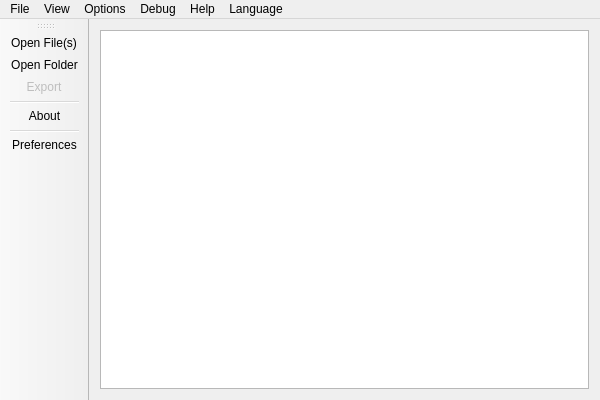
Qt form Source/GUI/Qt/mainwindow.ui (beppec56/MediaInfo-git_svn) before a commit.
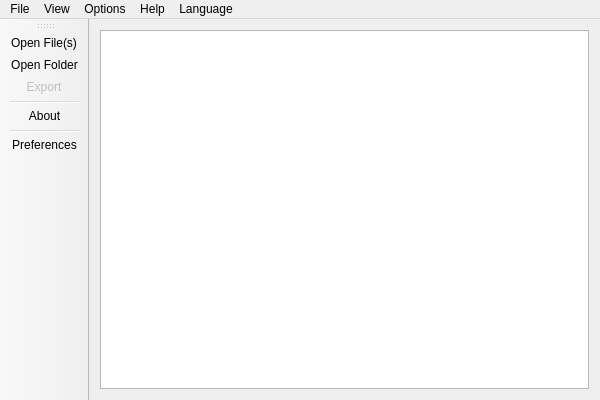
The same form after that commit. Icons and pictures are not drawn.

Patch:
```diff
--- a/Source/GUI/Qt/mainwindow.ui
+++ b/Source/GUI/Qt/mainwindow.ui
@@ -70,11 +70,6 @@
     <addaction name="actionPreferences"/>
     <addaction name="actionReset_field_sizes"/>
     <addaction name="actionAdapt_columns_to_content"/>
-   </widget>
-   <widget class="QMenu" name="menuDebug">
-    <property name="title">
-     <string>Debug</string>
-    </property>
     <addaction name="actionAdvanced_Mode"/>
    </widget>
    <widget class="QMenu" name="menuLanguage">
@@ -87,7 +82,6 @@
    <addaction name="menuFile"/>
    <addaction name="menuView"/>
    <addaction name="menuOptions"/>
-   <addaction name="menuDebug"/>
    <addaction name="menuHelp"/>
    <addaction name="menuLanguage"/>
   </widget>
```
Left out of the diff: 16 changed lines with no effect on the pictures.
